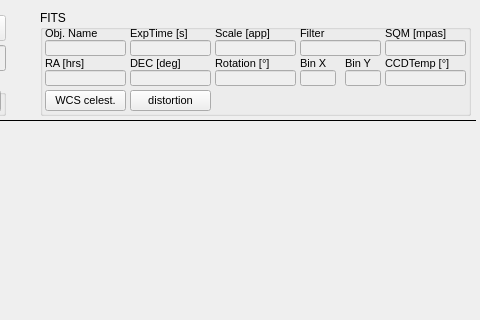
mworion/MountWizzard4, file mw4/gui/widgets/image.ui: the form before one commit; both pictures show x 320 to 800 and y 0 to 320 of the 800 by 600 pixel window.
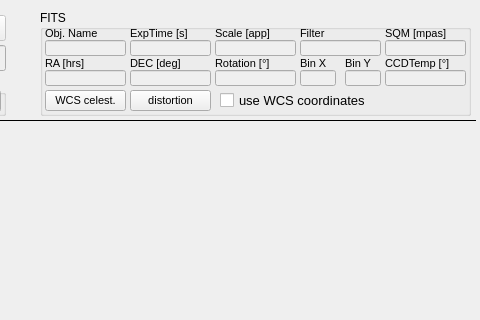
The form after the commit.

Commit message: made gui arrangements

```diff
--- a/mw4/gui/widgets/image.ui
+++ b/mw4/gui/widgets/image.ui
@@ -939,6 +939,24 @@
      <bool>true</bool>
     </property>
    </widget>
+   <widget class="QCheckBox" name="checkUseWCS">
+    <property name="geometry">
+     <rect>
+      <x>180</x>
+      <y>80</y>
+      <width>156</width>
+      <height>21</height>
+     </rect>
+    </property>
+    <property name="font">
+     <font>
+      <pointsize>10</pointsize>
+     </font>
+    </property>
+    <property name="text">
+     <string>use WCS coordinates</string>
+    </property>
+   </widget>
   </widget>
   <widget class="QGroupBox" name="groupBox_2">
    <property name="geometry">
```
The commit also changes 3 other files.
